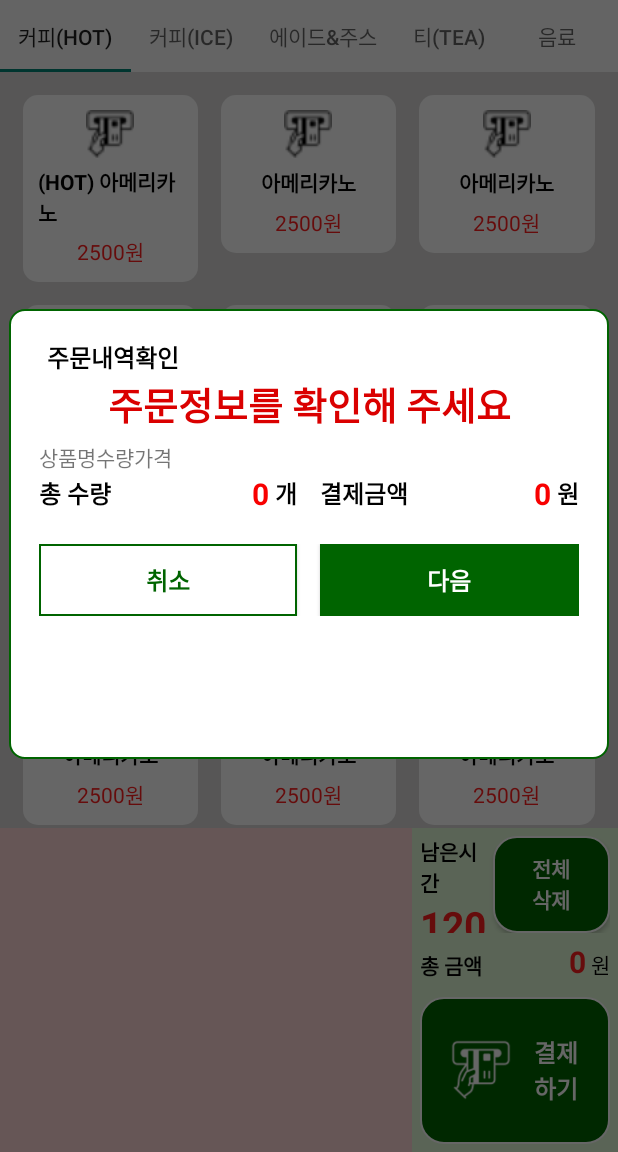
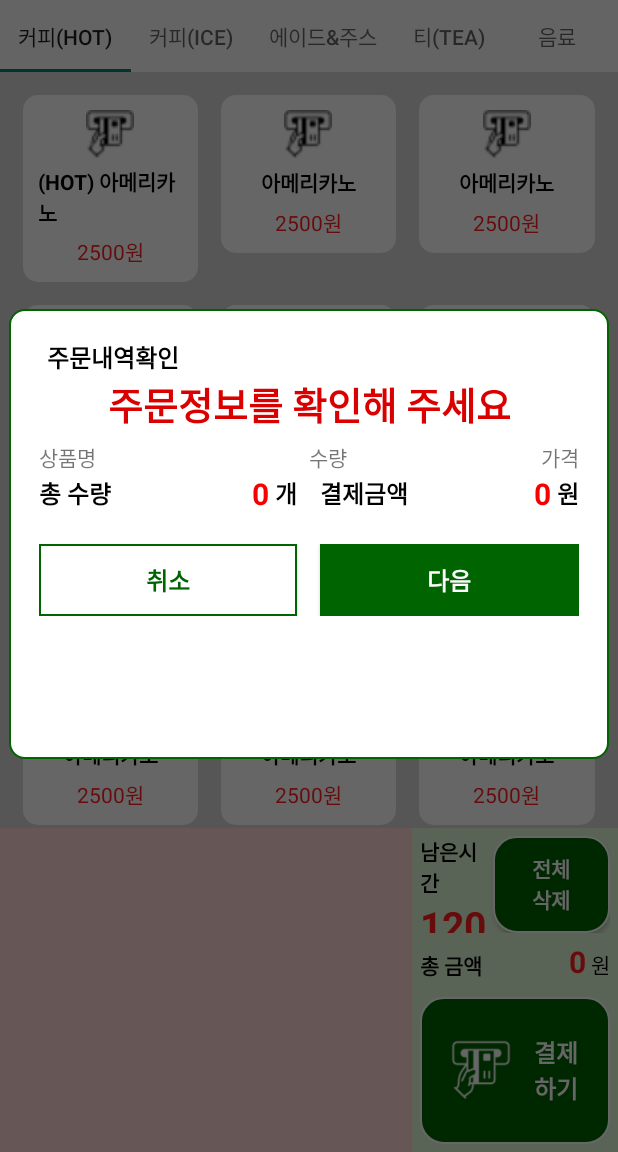
Before and after one commit to yjlee9909/Kiosk_prj, an Android app: the screen it shows after launch (MainActivity), after a tap on an icon or button, on a phone screen of 412 x 824 dp, the part 84-1236 px from its top. Run offline under Robolectric (Android 15) with nearby library versions, the phone set to English and light mode, and no system bars; 2 other taps on this screen came first.

Commit message:
리스트 다이얼로그의 리사이클러뷰 생성 후 리스트 표시하기

```diff
--- a/app/src/main/java/com/androidexlyj/lyj_kiosk/MainActivity.kt
+++ b/app/src/main/java/com/androidexlyj/lyj_kiosk/MainActivity.kt
@@ -63,12 +63,12 @@ private var lyj_totalCount = 0
             Toast.makeText(applicationContext, "주문이 전체 삭제되었습니다.", Toast.LENGTH_SHORT).show()
         }
         lyj_payBtn.setOnClickListener {
-            val dialog = listDialog(lyj_totalPrice.text.toString(), lyj_totalCount.toString())
+            val dialog = listDialog(lyj_itemList,lyj_totalPrice.text.toString(), lyj_totalCount.toString(),::updateTotalPrice)
             dialog.show(this.supportFragmentManager, "CustomDialog")
 //            Toast.makeText(applicationContext, lyj_totalCount.toString(), Toast.LENGTH_SHORT).show()
         }
         lyj_payImgBtn.setOnClickListener {
-            val dialog = listDialog(lyj_totalPrice.text.toString(),lyj_totalCount.toString())
+            val dialog = listDialog(lyj_itemList,lyj_totalPrice.text.toString(),lyj_totalCount.toString(),::updateTotalPrice)
             dialog.show(this.supportFragmentManager, "CustomDialog")
         }
 
--- a/app/src/main/java/com/androidexlyj/lyj_kiosk/listDialog.kt
+++ b/app/src/main/java/com/androidexlyj/lyj_kiosk/listDialog.kt
@@ -11,14 +11,22 @@ import android.widget.Button
 import android.widget.TextView
 import android.widget.Toast
 import androidx.fragment.app.DialogFragment
+import androidx.recyclerview.widget.LinearLayoutManager
+import androidx.recyclerview.widget.RecyclerView
 
-class listDialog (private val totalPrice: String, private val totalCount: String) : DialogFragment() {
+class listDialog (private val itemList: ArrayList<ItemData>,
+                  private val totalPrice: String,
+                  private val totalCount: String,
+                  private val updateTotalPrice: () -> Unit) : DialogFragment() {
     //    private var _binding: DialogLayoutBinding? = null
 //    private val binding get() = _binding!!
     private lateinit var lyj_listCancel: Button
     private lateinit var lyj_listNext: Button
     private lateinit var lyj_listTotalPrice: TextView
     private lateinit var lyj_listTotalCount: TextView
+
+    private lateinit var lyj_recyclerViewItemResult: RecyclerView
+    private lateinit var lyj_adapter: TotalListRecyclerViewAdapter
 
     override fun onCreateView(
         inflater: LayoutInflater,
@@ -30,6 +38,15 @@ class listDialog (private val totalPrice: String, private val totalCount: String
         lyj_listNext = view.findViewById(R.id.lyj_listNext)
         lyj_listTotalPrice = view.findViewById(R.id.lyj_listTotalPrice)
         lyj_listTotalCount = view.findViewById(R.id.lyj_listTotalCount)
+
+        lyj_recyclerViewItemResult = view.findViewById<RecyclerView>(R.id.lyj_recyclerViewItemResult)
+        lyj_adapter = TotalListRecyclerViewAdapter(itemList)
+
+        val layoutManager = LinearLayoutManager(context)
+        lyj_recyclerViewItemResult.layoutManager = layoutManager
+        lyj_recyclerViewItemResult.adapter = lyj_adapter
+
+
 
         val params: WindowManager.LayoutParams =
             dialog?.window?.attributes as WindowManager.LayoutParams
--- a/app/src/main/res/layout/dialog_list.xml
+++ b/app/src/main/res/layout/dialog_list.xml
@@ -52,16 +52,20 @@
             android:layout_height="wrap_content"
             android:orientation="horizontal">
             <TextView
-                android:layout_width="wrap_content"
+                android:layout_width="0dp"
+                android:layout_weight="3"
                 android:layout_height="wrap_content"
                 android:text="상품명"/>
             <TextView
-                android:layout_width="wrap_content"
+                android:layout_width="0dp"
+                android:layout_weight="1"
                 android:layout_height="wrap_content"
                 android:text="수량"/>
             <TextView
-                android:layout_width="wrap_content"
+                android:layout_width="0dp"
+                android:layout_weight="2"
                 android:layout_height="wrap_content"
+                android:gravity="end"
                 android:text="가격"/>
         </LinearLayout>
         <androidx.recyclerview.widget.RecyclerView
```
Also changed, not shown: app/src/main/java/com/androidexlyj/lyj_kiosk/TotalListRecyclerViewAdapter.kt (added, +63 -0 lines), app/src/main/res/layout/recyclerview_item_list.xml (added, +149 -0 lines).
